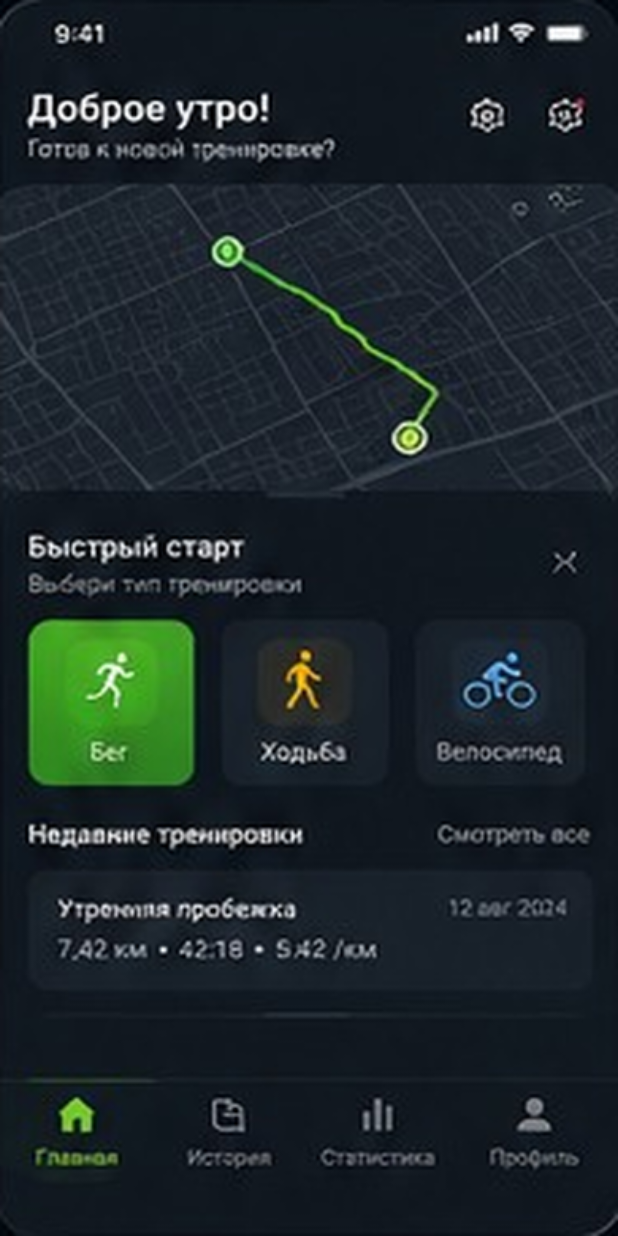
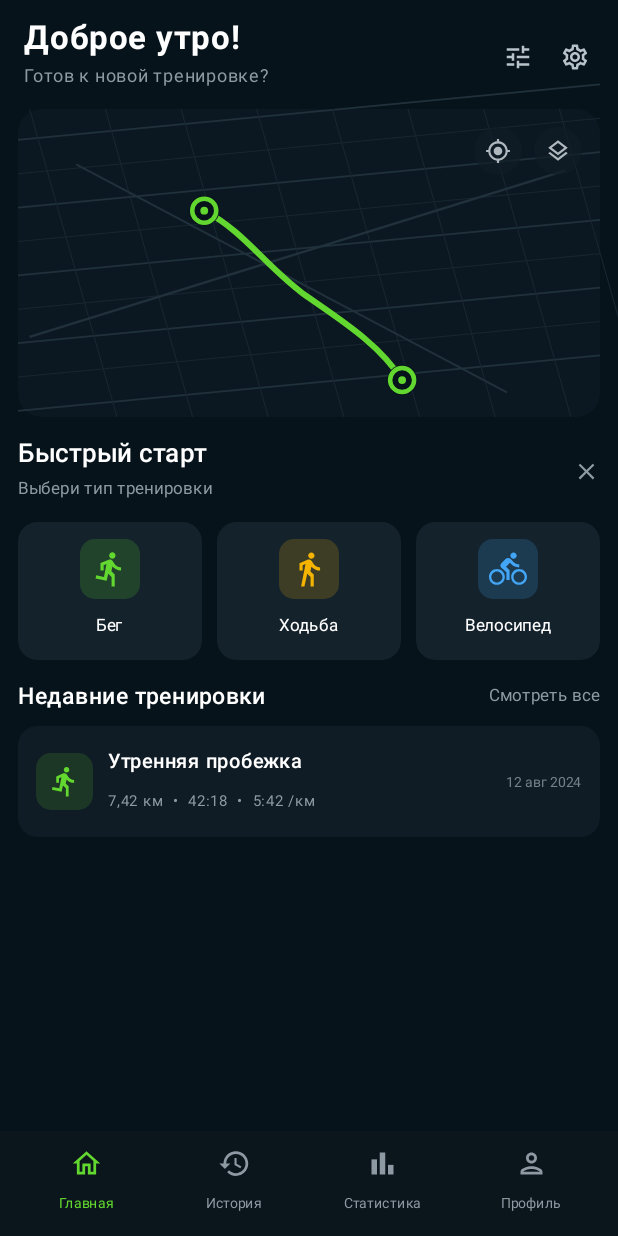
Before and after one commit to Elusivedamir/RunTrack_Android, an Android app built with Jetpack Compose: the screen it shows after launch (MainActivity), on a phone screen of 412 x 824 dp. Run offline under Robolectric (Android 15) with nearby library versions, the light colour scheme and no system bars.

Commit message:
feat: rebuild main screen with native Compose

```diff
--- a/app/build.gradle.kts
+++ b/app/build.gradle.kts
@@ -12,8 +12,8 @@ android {
         applicationId = "com.runtrack.prototype"
         minSdk = 26
         targetSdk = 36
-        versionCode = 2
-        versionName = "0.2.0-diagnostic"
+        versionCode = 3
+        versionName = "0.3.0-native-screen1"
     }
 
     buildTypes {
@@ -55,6 +55,7 @@ dependencies {
     implementation("androidx.compose.ui:ui")
     implementation("androidx.compose.foundation:foundation")
     implementation("androidx.compose.material3:material3")
+    implementation("androidx.compose.material:material-icons-extended")
     implementation("androidx.compose.ui:ui-tooling-preview")
 
     debugImplementation("androidx.compose.ui:ui-tooling")
--- /dev/null
+++ b/app/src/main/java/com/runtrack/prototype/NativeMainScreen.kt
@@ -0,0 +1,478 @@
+package com.runtrack.prototype
+
+import androidx.compose.foundation.Canvas
+import androidx.compose.foundation.background
+import androidx.compose.foundation.clickable
+import androidx.compose.foundation.layout.*
+import androidx.compose.foundation.shape.CircleShape
+import androidx.compose.foundation.shape.RoundedCornerShape
+import androidx.compose.material.icons.Icons
+import androidx.compose.material.icons.outlined.*
+import androidx.compose.material3.Icon
+import androidx.compose.material3.Text
+import androidx.compose.runtime.Composable
+import androidx.compose.ui.Alignment
+import androidx.compose.ui.Modifier
+import androidx.compose.ui.geometry.Offset
+import androidx.compose.ui.graphics.Color
+import androidx.compose.ui.graphics.Path
+import androidx.compose.ui.graphics.StrokeCap
+import androidx.compose.ui.graphics.drawscope.Stroke
+import androidx.compose.ui.text.font.FontWeight
+import androidx.compose.ui.unit.dp
+import androidx.compose.ui.unit.sp
+
+private val Bg = Color(0xFF07131B)
+private val Card = Color(0xFF101C25)
+private val Card2 = Color(0xFF14222C)
+private val Green = Color(0xFF62D72F)
+private val Muted = Color(0xFF8E9AA3)
+private val Yellow = Color(0xFFF4B400)
+private val Blue = Color(0xFF42A5F5)
+
+@Composable
+fun NativeMainScreen(
+    onQuickStart: () -> Unit,
+    onHistory: () -> Unit,
+    onStats: () -> Unit,
+    onProfile: () -> Unit,
+    onSettings: () -> Unit,
+) {
+    Column(
+        modifier = Modifier
+            .fillMaxSize()
+            .background(Bg)
+    ) {
+        Header(onSettings)
+
+        RouteMap(
+            modifier = Modifier
+                .padding(horizontal = 12.dp)
+                .fillMaxWidth()
+                .height(205.dp)
+        )
+
+        Spacer(Modifier.height(12.dp))
+
+        QuickStart(
+            onQuickStart = onQuickStart,
+            modifier = Modifier.padding(horizontal = 12.dp)
+        )
+
+        Spacer(Modifier.height(12.dp))
+
+        RecentWorkout(
+            onHistory = onHistory,
+            modifier = Modifier.padding(horizontal = 12.dp)
+        )
+
+        Spacer(Modifier.weight(1f))
+
+        BottomBar(
+            selected = 0,
+            onHome = {},
+            onHistory = onHistory,
+            onStats = onStats,
+            onProfile = onProfile,
+        )
+    }
+}
+
+@Composable
+private fun Header(onSettings: () -> Unit) {
+    Row(
+        modifier = Modifier
+            .fillMaxWidth()
+            .padding(start = 16.dp, end = 10.dp, top = 12.dp, bottom = 10.dp),
+        verticalAlignment = Alignment.CenterVertically
+    ) {
+        Column(modifier = Modifier.weight(1f)) {
+            Text(
+                "Доброе утро!",
+                color = Color.White,
+                fontSize = 22.sp,
+                fontWeight = FontWeight.Bold
+            )
+            Text(
+                "Готов к новой тренировке?",
+                color = Muted,
+                fontSize = 12.sp
+            )
+        }
+
+        Box(
+            modifier = Modifier
+                .size(38.dp)
+                .clickable { },
+            contentAlignment = Alignment.Center
+        ) {
+            Icon(
+                Icons.Outlined.Tune,
+                contentDescription = "Фильтры",
+                tint = Color(0xFFB8C2C9),
+                modifier = Modifier.size(20.dp)
+            )
+        }
+
+        Box(
+            modifier = Modifier
+                .size(38.dp)
+                .clickable(onClick = onSettings),
+            contentAlignment = Alignment.Center
+        ) {
+            Icon(
+                Icons.Outlined.Settings,
+                contentDescription = "Настройки",
+                tint = Color(0xFFB8C2C9),
+                modifier = Modifier.size(20.dp)
+            )
+        }
+    }
+}
+
+@Composable
+private fun RouteMap(modifier: Modifier = Modifier) {
+    Box(
+        modifier = modifier
+            .background(Color(0xFF0C1821), RoundedCornerShape(16.dp))
+    ) {
+        Canvas(Modifier.fillMaxSize()) {
+            val w = size.width
+            val h = size.height
+            val road = Color(0xFF20313C)
+            val minor = Color(0xFF172630)
+
+            for (i in 0..8) {
+                val y = h * (0.10f + i * 0.11f)
+                drawLine(
+                    color = if (i % 2 == 0) road else minor,
+                    start = Offset(0f, y),
+                    end = Offset(w, y - h * 0.18f),
+                    strokeWidth = if (i % 2 == 0) 1.2.dp.toPx() else 0.7.dp.toPx()
+                )
+            }
+
+            for (i in 0..8) {
+                val x = w * (0.02f + i * 0.13f)
+                drawLine(
+                    color = minor,
+                    start = Offset(x, 0f),
+                    end = Offset(x + w * 0.15f, h),
+                    strokeWidth = 0.7.dp.toPx()
+                )
+            }
+
+            drawLine(
+                color = road,
+                start = Offset(w * 0.02f, h * 0.74f),
+                end = Offset(w * 0.94f, h * 0.20f),
+                strokeWidth = 1.5.dp.toPx()
+            )
+            drawLine(
+                color = road,
+                start = Offset(w * 0.10f, h * 0.18f),
+                end = Offset(w * 0.84f, h * 0.92f),
+                strokeWidth = 1.3.dp.toPx()
+            )
+
+            val path = Path().apply {
+                moveTo(w * 0.66f, h * 0.88f)
+                cubicTo(
+                    w * 0.62f, h * 0.76f,
+                    w * 0.55f, h * 0.68f,
+                    w * 0.49f, h * 0.60f
+                )
+                cubicTo(
+                    w * 0.42f, h * 0.50f,
+                    w * 0.39f, h * 0.40f,
+                    w * 0.32f, h * 0.33f
+                )
+            }
+
+            drawPath(
+                path = path,
+                color = Green,
+                style = Stroke(
+                    width = 4.dp.toPx(),
+                    cap = StrokeCap.Round
+                )
+            )
+
+            fun marker(cx: Float, cy: Float) {
+                drawCircle(
+                    color = Color(0xFF07131B),
+                    radius = 10.dp.toPx(),
+                    center = Offset(w * cx, h * cy)
+                )
+                drawCircle(
+                    color = Green,
+                    radius = 8.dp.toPx(),
+                    center = Offset(w * cx, h * cy),
+                    style = Stroke(3.dp.toPx())
+                )
+                drawCircle(
+                    color = Green,
+                    radius = 2.6.dp.toPx(),
+                    center = Offset(w * cx, h * cy)
+                )
+            }
+
+            marker(0.32f, 0.33f)
+            marker(0.66f, 0.88f)
+        }
+
+        Row(
+            modifier = Modifier
+                .align(Alignment.TopEnd)
+                .padding(12.dp),
+            horizontalArrangement = Arrangement.spacedBy(8.dp)
+        ) {
+            SmallMapButton(Icons.Outlined.MyLocation)
+            SmallMapButton(Icons.Outlined.Layers)
+        }
+    }
+}
+
+@Composable
+private fun SmallMapButton(icon: androidx.compose.ui.graphics.vector.ImageVector) {
+    Box(
+        modifier = Modifier
+            .size(32.dp)
+            .background(Color(0xAA101D26), CircleShape),
+        contentAlignment = Alignment.Center
+    ) {
+        Icon(
+            icon,
+            contentDescription = null,
+            tint = Color(0xFFAEB8BE),
+            modifier = Modifier.size(17.dp)
+        )
+    }
+}
+
+@Composable
+private fun QuickStart(
+    onQuickStart: () -> Unit,
+    modifier: Modifier = Modifier
+) {
+    Column(modifier) {
+        Row(verticalAlignment = Alignment.CenterVertically) {
+            Column(modifier = Modifier.weight(1f)) {
+                Text(
+                    "Быстрый старт",
+                    color = Color.White,
+                    fontWeight = FontWeight.SemiBold,
+                    fontSize = 17.sp
+                )
+                Text(
+                    "Выбери тип тренировки",
+                    color = Muted,
+                    fontSize = 11.sp
+                )
+            }
+
+            Icon(
+                Icons.Outlined.Close,
+                contentDescription = null,
+                tint = Muted,
+                modifier = Modifier.size(18.dp)
+            )
+        }
+
+        Spacer(Modifier.height(10.dp))
+
+        Row(
+            modifier = Modifier.fillMaxWidth(),
+            horizontalArrangement = Arrangement.spacedBy(10.dp)
+        ) {
+            ActivityCard(
+                title = "Бег",
+                icon = Icons.Outlined.DirectionsRun,
+                accent = Green,
+                onClick = onQuickStart,
+                modifier = Modifier.weight(1f)
+            )
+            ActivityCard(
+                title = "Ходьба",
+                icon = Icons.Outlined.DirectionsWalk,
+                accent = Yellow,
+                onClick = onQuickStart,
+                modifier = Modifier.weight(1f)
+            )
+            ActivityCard(
+                title = "Велосипед",
+                icon = Icons.Outlined.DirectionsBike,
+                accent = Blue,
+                onClick = onQuickStart,
+                modifier = Modifier.weight(1f)
+            )
+        }
+    }
+}
+
+@Composable
+private fun ActivityCard(
+    title: String,
+    icon: androidx.compose.ui.graphics.vector.ImageVector,
+    accent: Color,
+    onClick: () -> Unit,
+    modifier: Modifier = Modifier
+) {
+    Column(
+        modifier = modifier
+            .height(92.dp)
+            .background(Card2, RoundedCornerShape(13.dp))
+            .clickable(onClick = onClick)
+            .padding(horizontal = 10.dp, vertical = 10.dp),
+        horizontalAlignment = Alignment.CenterHorizontally,
+        verticalArrangement = Arrangement.Center
+    ) {
+        Box(
+            modifier = Modifier
+                .size(40.dp)
+                .background(accent.copy(alpha = 0.18f), RoundedCornerShape(10.dp)),
+            contentAlignment = Alignment.Center
+        ) {
+            Icon(
+                icon,
+                contentDescription = null,
+                tint = accent,
+                modifier = Modifier.size(25.dp)
+            )
+        }
+        Spacer(Modifier.height(6.dp))
+        Text(
+            title,
+            color = Color.White,
+            fontSize = 11.sp,
+            maxLines = 1
+        )
+    }
+}
+
+@Composable
+private fun RecentWorkout(
+    onHistory: () -> Unit,
+    modifier: Modifier = Modifier
+) {
+    Column(modifier) {
+        Row(verticalAlignment = Alignment.CenterVertically) {
+            Text(
+                "Недавние тренировки",
+                color = Color.White,
+                fontWeight = FontWeight.SemiBold,
+                fontSize = 15.sp,
+                modifier = Modifier.weight(1f)
+            )
+
+            Text(
+                "Смотреть все",
+                color = Muted,
+                fontSize = 11.sp,
+                modifier = Modifier.clickable(onClick = onHistory)
+            )
+        }
+
+        Spacer(Modifier.height(8.dp))
+
+        Row(
+            modifier = Modifier
+                .fillMaxWidth()
+                .background(Card, RoundedCornerShape(13.dp))
+                .clickable(onClick = onHistory)
+                .padding(12.dp),
+            verticalAlignment = Alignment.CenterVertically
+        ) {
+            Box(
+                modifier = Modifier
+                    .size(38.dp)
+                    .background(Green.copy(alpha = 0.14f), RoundedCornerShape(10.dp)),
+                contentAlignment = Alignment.Center
+            ) {
+                Icon(
+                    Icons.Outlined.DirectionsRun,
+                    contentDescription = null,
+                    tint = Green,
+                    modifier = Modifier.size(22.dp)
+                )
+            }
+
+            Spacer(Modifier.width(10.dp))
+
+            Column(modifier = Modifier.weight(1f)) {
+                Text(
+                    "Утренняя пробежка",
+                    color = Color.White,
+                    fontWeight = FontWeight.Medium,
+                    fontSize = 13.sp
+                )
+                Spacer(Modifier.height(2.dp))
+                Text(
+                    "7,42 км  •  42:18  •  5:42 /км",
+                    color = Muted,
+                    fontSize = 10.sp
+                )
+            }
+
+            Text(
+                "12 авг 2024",
+                color = Color(0xFF73818B),
+                fontSize = 9.sp
+            )
+        }
+    }
+}
+
+@Composable
+private fun BottomBar(
+    selected: Int,
+    onHome: () -> Unit,
+    onHistory: () -> Unit,
+    onStats: () -> Unit,
+    onProfile: () -> Unit,
+) {
+    Row(
+        modifier = Modifier
+            .fillMaxWidth()
+            .height(70.dp)
+            .background(Color(0xFF0B151C))
+            .padding(horizontal = 8.dp, vertical = 6.dp),
+        horizontalArrangement = Arrangement.SpaceAround,
+        verticalAlignment = Alignment.CenterVertically
+    ) {
+        NavItem("Главная", Icons.Outlined.Home, selected == 0, onHome)
+        NavItem("История", Icons.Outlined.History, selected == 1, onHistory)
+        NavItem("Статистика", Icons.Outlined.BarChart, selected == 2, onStats)
+        NavItem("Профиль", Icons.Outlined.Person, selected == 3, onProfile)
+    }
+}
+
+@Composable
+private fun RowScope.NavItem(
+    title: String,
+    icon: androidx.compose.ui.graphics.vector.ImageVector,
+    selected: Boolean,
+    onClick: () -> Unit,
+) {
+    Column(
+        modifier = Modifier
+            .weight(1f)
+            .fillMaxHeight()
+            .clickable(onClick = onClick),
+        horizontalAlignment = Alignment.CenterHorizontally,
+        verticalArrangement = Arrangement.Center
+    ) {
+        Icon(
+            icon,
+            contentDescription = title,
+            tint = if (selected) Green else Muted,
+            modifier = Modifier.size(22.dp)
+        )
+        Spacer(Modifier.height(3.dp))
+        Text(
+            title,
+            color = if (selected) Green else Muted,
+            fontSize = 9.sp
+        )
+    }
+}
--- a/app/src/main/java/com/runtrack/prototype/PrototypeScreen.kt
+++ b/app/src/main/java/com/runtrack/prototype/PrototypeScreen.kt
@@ -14,9 +14,7 @@ import androidx.compose.material3.MaterialTheme
 import androidx.compose.material3.Surface
 import androidx.compose.material3.Text
 import androidx.compose.runtime.*
-import androidx.compose.ui.Alignment
 import androidx.compose.ui.Modifier
-import androidx.compose.ui.geometry.Offset
 import androidx.compose.ui.graphics.Color
 import androidx.compose.ui.input.pointer.pointerInput
 import androidx.compose.ui.layout.ContentScale
@@ -36,6 +34,15 @@ fun RunTrackPrototypeApp() {
         var currentIndex by remember { mutableIntStateOf(0) }
         var showScreenPicker by remember { mutableStateOf(false) }
 
+        if (currentIndex == 0) {
+            NativeMainScreen(
+                onQuickStart = { currentIndex = 1 },
+                onHistory = { currentIndex = 9 },
+                onStats = { currentIndex = 10 },
+                onProfile = { currentIndex = 14 },
+                onSettings = { currentIndex = 17 },
+            )
+        } else {
             val screen = prototypeScreens[currentIndex]
 
             BoxWithConstraints(
@@ -83,6 +90,7 @@ fun RunTrackPrototypeApp() {
                         }
                 )
             }
+        }
 
         if (showScreenPicker) {
             ScreenPickerDialog(
@@ -97,76 +105,40 @@ fun RunTrackPrototypeApp() {
     }
 }
 
-/**
- * Invisible clickable routing layer for the visual prototype.
- *
- * Indices are zero-based:
- * 0 main, 1 setup, 2 active, 3 pause, 4 finish,
- * 5 overview, 6 map, 7 route art, 8 details, 9 history,
- * 10 stats overview, 11 charts, 12 records, 13 comparison, 14 profile,
- * 15 calendar, 16 all-routes map, 17 settings, 18 connections, 19 export.
- */
 private fun routeTap(current: Int, x: Float, y: Float): Int? {
-    // Bottom navigation on screens that contain it.
-    if (y >= 0.90f && current in setOf(0, 9, 10, 11, 12, 13, 14, 15, 16, 17, 18)) {
+    if (y >= 0.90f && current in setOf(9, 10, 11, 12, 13, 14, 15, 16, 17, 18)) {
         return when {
-            x < 0.25f -> 0      // Главная
-            x < 0.50f -> 9      // История
-            x < 0.75f -> 10     // Статистика
-            else -> 14          // Профиль
+            x < 0.25f -> 0
+            x < 0.50f -> 9
+            x < 0.75f -> 10
+            else -> 14
         }
     }
 
     return when (current) {
-        0 -> { // Main: three quick-start activity cards.
-            if (y in 0.47f..0.72f) 1 else null
-        }
-        1 -> { // Setup: start workout.
-            if (y > 0.82f) 2 else null
-        }
-        2 -> { // Active: pause / stop.
-            if (y > 0.80f) {
+        1 -> if (y > 0.82f) 2 else null
+        2 -> if (y > 0.80f) {
             if (x < 0.72f) 3 else 4
         } else null
-        }
-        3 -> { // Pause: resume / stop.
-            if (y > 0.78f) {
+        3 -> if (y > 0.78f) {
             if (x < 0.72f) 2 else 4
         } else null
-        }
-        4 -> { // Finish: view result.
-            if (y > 0.68f) 5 else null
-        }
-        5 -> resultTabs(x, y, current)
-        6 -> resultTabs(x, y, current)
-        7 -> resultTabs(x, y, current)
-        8 -> null
-        9 -> null
-        10 -> { // Stats overview: tapping cards/charts region opens charts.
-            if (y in 0.18f..0.86f) 11 else null
-        }
-        11 -> null
-        12 -> null
-        13 -> null
-        14 -> { // Profile menu.
-            when {
+        4 -> if (y > 0.68f) 5 else null
+        5 -> resultTabs(x, y)
+        6 -> resultTabs(x, y)
+        7 -> resultTabs(x, y)
+        10 -> if (y in 0.18f..0.86f) 11 else null
+        14 -> when {
             y in 0.48f..0.60f -> 17
             y in 0.60f..0.72f -> 18
             else -> null
         }
-        }
-        15 -> null
-        16 -> null
-        17 -> { // Settings: connections.
-            if (y in 0.60f..0.78f) 18 else null
-        }
-        18 -> null
-        19 -> null
+        17 -> if (y in 0.60f..0.78f) 18 else null
         else -> null
     }
 }
 
-private fun resultTabs(x: Float, y: Float, current: Int): Int? {
+private fun resultTabs(x: Float, y: Float): Int? {
     if (y !in 0.10f..0.23f) return null
     return when {
         x < 0.34f -> 5
@@ -189,9 +161,7 @@ private fun ScreenPickerDialog(
                 .fillMaxWidth()
                 .fillMaxHeight(0.78f)
         ) {
-            Column(
-                modifier = Modifier.padding(18.dp)
-            ) {
+            Column(modifier = Modifier.padding(18.dp)) {
                 Text(
                     text = "Экраны прототипа",
                     color = Color.White,
@@ -200,29 +170,19 @@ private fun ScreenPickerDialog(
                 )
                 Spacer(Modifier.height(6.dp))
                 Text(
-                    text = "Свайп влево/вправо — соседний экран. Долгое нажатие — этот список.",
+                    text = "Свайп влево/вправо — соседний экран.",
                     color = Color(0xFF9AA5AE),
                     fontSize = 12.sp
                 )
                 Spacer(Modifier.height(12.dp))
 
-                LazyColumn(
-                    verticalArrangement = Arrangement.spacedBy(7.dp)
-                ) {
+                LazyColumn(verticalArrangement = Arrangement.spacedBy(7.dp)) {
                     itemsIndexed(prototypeScreens) { index, item ->
                         Button(
                             onClick = { onSelect(index) },
                             colors = ButtonDefaults.buttonColors(
-                                containerColor = if (index == currentIndex) {
-                                    PrototypeGreen
-                                } else {
-                                    Color(0xFF172732)
-                                },
-                                contentColor = if (index == currentIndex) {
-                                    Color.Black
-                                } else {
-                                    Color.White
-                                }
+                                containerColor = if (index == currentIndex) PrototypeGreen else Color(0xFF172732),
+                                contentColor = if (index == currentIndex) Color.Black else Color.White
                             ),
                             modifier = Modifier.fillMaxWidth()
                         ) {
```
Lines whose indentation alone changed are shown as unchanged.
